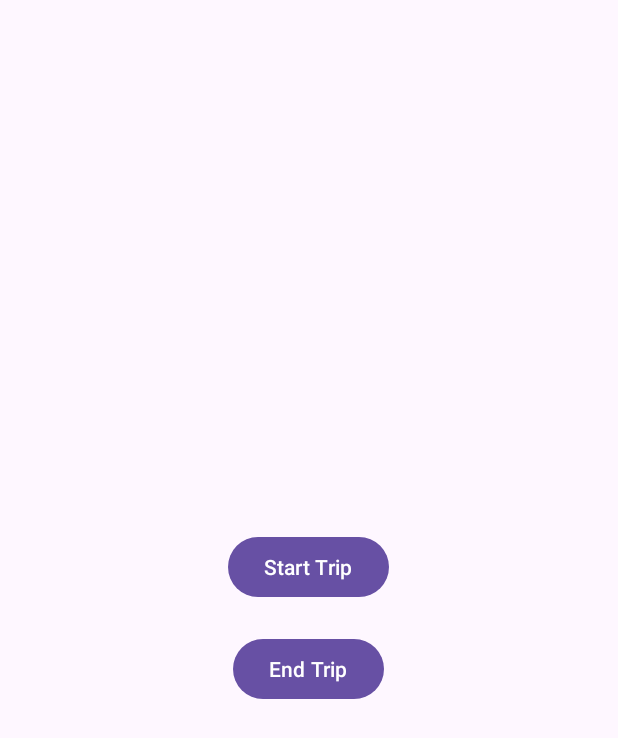
After one commit to yogesh67gurjar/Koin-Dependency-Injection, an Android app: the InterfaceDependencyInjectionActivity screen opened directly, with no data from a screen before it, on a phone screen of 412 x 824 dp. The commit adds this screen. Shown: the top 738 px of the screen. Run offline under Robolectric (Android 15) with nearby library versions, the phone set to English and light mode, and no system bars; our stand-ins replace data binding.

Commit message:
interface di & named qualifiers ddone

```diff
--- a/app/build.gradle.kts
+++ b/app/build.gradle.kts
@@ -1,7 +1,6 @@
 plugins {
     alias(libs.plugins.android.application)
     alias(libs.plugins.kotlin.android)
-    id("kotlin-kapt")
 }
 
 android {
@@ -36,6 +35,7 @@ android {
     }
 
     buildFeatures {
+        viewBinding = true
         dataBinding = true
     }
 }
@@ -52,6 +52,7 @@ dependencies {
     androidTestImplementation(libs.androidx.espresso.core)
 
     implementation("io.insert-koin:koin-android:4.0.0")
+    implementation("io.insert-koin:koin-core:4.0.0")
 
 
 }
--- a/app/src/main/AndroidManifest.xml
+++ b/app/src/main/AndroidManifest.xml
@@ -14,6 +14,12 @@
         android:theme="@style/Theme.KoinDependencyInjection"
         tools:targetApi="31">
         <activity
+            android:name=".qualifiers.QualifiersActivity"
+            android:exported="false" />
+        <activity
+            android:name=".interface_dependency_injection.ui.InterfaceDependencyInjectionActivity"
+            android:exported="false" />
+        <activity
             android:name=".class_dependency_injection.ui.ClassDependencyInjectionActivity"
             android:exported="false" />
         <activity
--- a/app/src/main/java/com/yogesh/koindependencyinjection/MyApp.kt
+++ b/app/src/main/java/com/yogesh/koindependencyinjection/MyApp.kt
@@ -2,6 +2,8 @@ package com.yogesh.koindependencyinjection
 
 import android.app.Application
 import com.yogesh.koindependencyinjection.di.classModule
+import com.yogesh.koindependencyinjection.di.interfaceModule
+import com.yogesh.koindependencyinjection.di.qualifiersModule
 import org.koin.android.ext.koin.androidContext
 import org.koin.core.context.startKoin
 
@@ -12,7 +14,7 @@ class MyApp : Application() {
 
         startKoin {
             androidContext(this@MyApp)
-            modules(classModule)
+            modules(classModule, interfaceModule, qualifiersModule)
         }
     }
 
--- /dev/null
+++ b/app/src/main/java/com/yogesh/koindependencyinjection/interface_dependency_injection/TwoWheeler.kt
@@ -0,0 +1,19 @@
+package com.yogesh.koindependencyinjection.interface_dependency_injection
+
+import android.util.Log
+import com.yogesh.koindependencyinjection.utils.TAG
+
+interface TwoWheeler {
+    fun start()
+    fun stop()
+}
+
+class TwoWheelerImpl : TwoWheeler {
+    override fun start() {
+        Log.d(TAG, "start: ")
+    }
+
+    override fun stop() {
+        Log.d(TAG, "stop: ")
+    }
+}
--- /dev/null
+++ b/app/src/main/java/com/yogesh/koindependencyinjection/interface_dependency_injection/ui/InterfaceDependencyInjectionActivity.kt
@@ -0,0 +1,43 @@
+package com.yogesh.koindependencyinjection.interface_dependency_injection.ui
+
+import android.os.Bundle
+import android.widget.Toast
+import androidx.appcompat.app.AppCompatActivity
+import androidx.databinding.DataBindingUtil
+import com.yogesh.koindependencyinjection.R
+import com.yogesh.koindependencyinjection.databinding.ActivityInterfaceDependencyInjectionBinding
+import com.yogesh.koindependencyinjection.interface_dependency_injection.TwoWheeler
+import org.koin.android.ext.android.get
+
+
+class InterfaceDependencyInjectionActivity : AppCompatActivity() {
+    lateinit var binding: ActivityInterfaceDependencyInjectionBinding
+    val hfDeluxe: TwoWheeler = get()
+    override fun onCreate(savedInstanceState: Bundle?) {
+        super.onCreate(savedInstanceState)
+        binding =
+            DataBindingUtil.setContentView(this, R.layout.activity_interface_dependency_injection)
+
+        initClicks()
+    }
+
+    private fun initClicks() {
+        binding.startTrip.setOnClickListener {
+            hfDeluxe.start()
+            Toast.makeText(
+                this@InterfaceDependencyInjectionActivity,
+                "Trip Started",
+                Toast.LENGTH_SHORT
+            ).show()
+        }
+
+        binding.endTrip.setOnClickListener {
+            hfDeluxe.stop()
+            Toast.makeText(
+                this@InterfaceDependencyInjectionActivity,
+                "Trip Ended",
+                Toast.LENGTH_SHORT
+            ).show()
+        }
+    }
+}
--- /dev/null
+++ b/app/src/main/res/layout/activity_interface_dependency_injection.xml
@@ -0,0 +1,32 @@
+<?xml version="1.0" encoding="utf-8"?>
+<layout xmlns:android="http://schemas.android.com/apk/res/android"
+    xmlns:app="http://schemas.android.com/apk/res-auto"
+    xmlns:tools="http://schemas.android.com/tools">
+
+    <data>
+
+    </data>
+
+    <LinearLayout
+        android:layout_width="match_parent"
+        android:layout_height="match_parent"
+        android:gravity="center"
+        android:orientation="vertical"
+        tools:context=".interface_dependency_injection.ui.InterfaceDependencyInjectionActivity">
+
+        <Button
+            android:id="@+id/startTrip"
+            android:layout_width="wrap_content"
+            android:layout_height="wrap_content"
+            android:text="@string/start_trip"/>
+
+        <Button
+            android:layout_width="wrap_content"
+            android:layout_height="wrap_content"
+            android:id="@+id/endTrip"
+            android:layout_marginTop="20dp"
+            android:text="@string/end_trip"
+            />
+
+    </LinearLayout>
+</layout>
--- a/app/src/main/res/values-night/strings.xml
+++ b/app/src/main/res/values-night/strings.xml
@@ -8,4 +8,8 @@
     <string name="room">Room</string>
     <string name="scopes">Scopes</string>
     <string name="qualifiers">Qualifiers</string>
+    <string name="end_trip">End Trip</string>
+    <string name="start_trip">Start Trip</string>
+    <string name="base_url_one">Base Url One</string>
+    <string name="base_url_two">Base Url Two</string>
 </resources>
--- a/app/src/main/res/values/strings.xml
+++ b/app/src/main/res/values/strings.xml
@@ -8,4 +8,8 @@
     <string name="room">Room</string>
     <string name="scopes">Scopes</string>
     <string name="qualifiers">Qualifiers</string>
+    <string name="end_trip">End Trip</string>
+    <string name="start_trip">Start Trip</string>
+    <string name="base_url_one">Base Url One</string>
+    <string name="base_url_two">Base Url Two</string>
 </resources>
```
Also changed, not shown: app/src/main/java/com/yogesh/koindependencyinjection/MainActivity.kt (+15 -0 lines), app/src/main/java/com/yogesh/koindependencyinjection/di/AppModules.kt (+23 -0 lines), app/src/main/java/com/yogesh/koindependencyinjection/qualifiers/QualifiersActivity.kt (added, +42 -0 lines), app/src/main/res/layout/activity_qualifiers.xml (added, +31 -0 lines).
